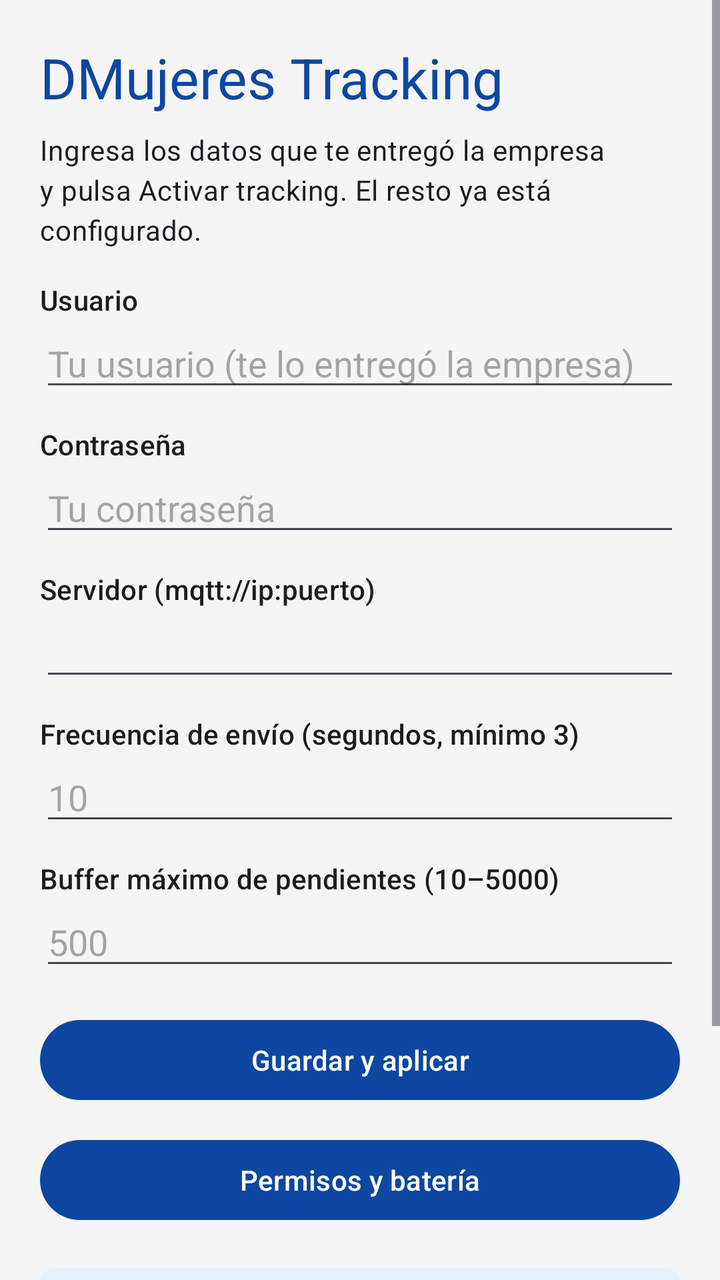
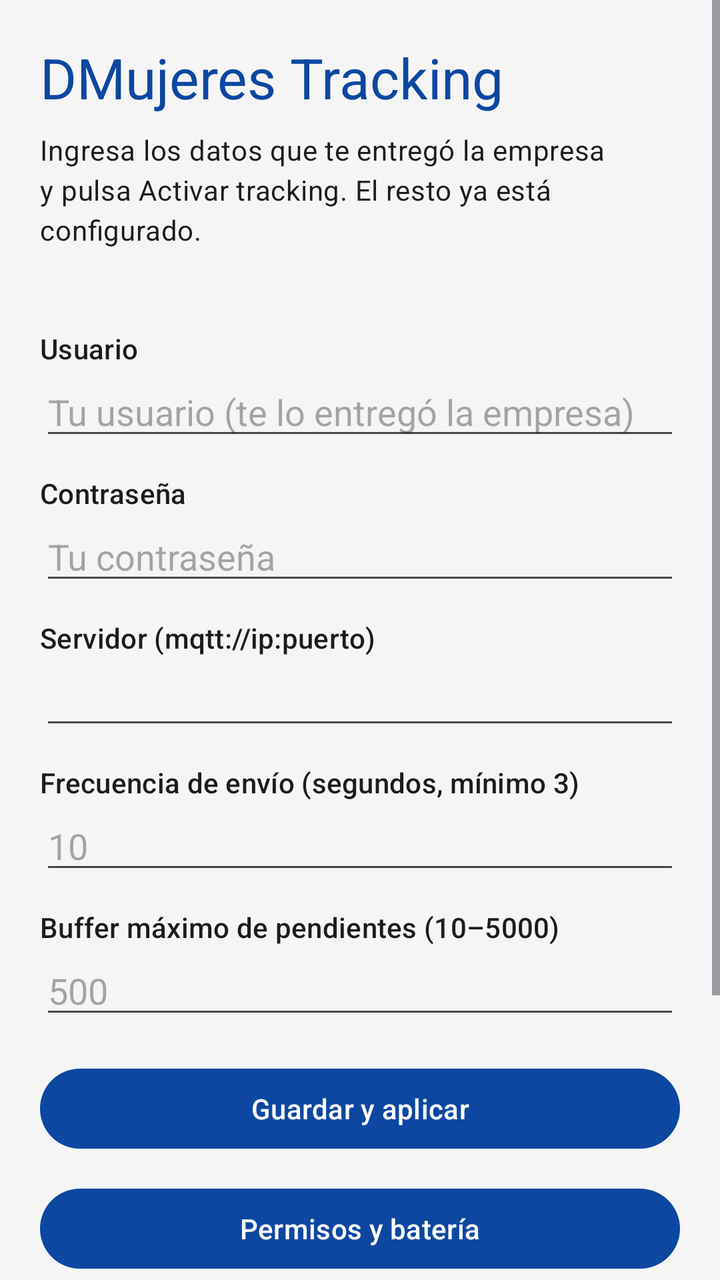

Before-and-after screenshots of an Android layout around one commit, followed by the original layout XML and the change that was made.
<!-- AndroidManifest.xml: application theme Theme.Dmujeres -->
<!-- res/layout/activity_main.xml -->
<?xml version="1.0" encoding="utf-8"?>
<ScrollView xmlns:android="http://schemas.android.com/apk/res/android"
    android:layout_width="match_parent"
    android:layout_height="match_parent"
    android:background="@color/background">

    <LinearLayout
        android:layout_width="match_parent"
        android:layout_height="wrap_content"
        android:orientation="vertical"
        android:padding="20dp">

        <TextView
            android:layout_width="wrap_content"
            android:layout_height="wrap_content"
            android:text="@string/app_name"
            android:textAppearance="@style/TextAppearance.Material3.HeadlineMedium"
            android:textColor="@color/primary"
            android:layout_marginBottom="8dp" />

        <TextView
            android:layout_width="wrap_content"
            android:layout_height="wrap_content"
            android:text="@string/login_body"
            android:textAppearance="@style/TextAppearance.Material3.BodyMedium"
            android:layout_marginBottom="16dp" />

        <TextView
            android:layout_width="wrap_content"
            android:layout_height="wrap_content"
            android:text="@string/username_label"
            android:textAppearance="@style/TextAppearance.Material3.LabelLarge" />

        <EditText
            android:id="@+id/usernameInput"
            android:layout_width="match_parent"
            android:layout_height="wrap_content"
            android:hint="@string/username_hint"
            android:inputType="text"
            android:layout_marginBottom="12dp" />

        <TextView
            android:layout_width="wrap_content"
            android:layout_height="wrap_content"
            android:text="@string/password_label"
            android:textAppearance="@style/TextAppearance.Material3.LabelLarge" />

        <EditText
            android:id="@+id/passwordInput"
            android:layout_width="match_parent"
            android:layout_height="wrap_content"
            android:hint="@string/password_hint"
            android:inputType="textPassword"
            android:layout_marginBottom="12dp" />

        <TextView
            android:layout_width="wrap_content"
            android:layout_height="wrap_content"
            android:text="@string/server_hint"
            android:textAppearance="@style/TextAppearance.Material3.LabelLarge" />

        <EditText
            android:id="@+id/serverInput"
            android:layout_width="match_parent"
            android:layout_height="wrap_content"
            android:inputType="textUri"
            android:layout_marginBottom="12dp" />

        <TextView
            android:layout_width="wrap_content"
            android:layout_height="wrap_content"
            android:text="@string/frequency_label"
            android:textAppearance="@style/TextAppearance.Material3.LabelLarge" />

        <EditText
            android:id="@+id/intervalInput"
            android:layout_width="match_parent"
            android:layout_height="wrap_content"
            android:inputType="number"
            android:hint="10"
            android:layout_marginBottom="12dp" />

        <TextView
            android:layout_width="wrap_content"
            android:layout_height="wrap_content"
            android:text="@string/buffer_label"
            android:textAppearance="@style/TextAppearance.Material3.LabelLarge" />

        <EditText
            android:id="@+id/bufferInput"
            android:layout_width="match_parent"
            android:layout_height="wrap_content"
            android:inputType="number"
            android:hint="500"
            android:layout_marginBottom="16dp" />

        <Button
            android:id="@+id/saveButton"
            android:layout_width="match_parent"
            android:layout_height="wrap_content"
            android:text="@string/save"
            android:layout_marginBottom="12dp" />

        <Button
            android:id="@+id/permissionsButton"
            android:layout_width="match_parent"
            android:layout_height="wrap_content"
            android:text="@string/permissions_button"
            android:layout_marginBottom="20dp" />

        <TextView
            android:id="@+id/stateText"
            android:layout_width="match_parent"
            android:layout_height="wrap_content"
            android:text="@string/tracking_off"
            android:textAppearance="@style/TextAppearance.Material3.TitleMedium"
            android:textColor="@color/primary"
            android:padding="12dp"
            android:background="@drawable/state_background"
            android:layout_marginBottom="12dp" />

        <TextView
            android:id="@+id/pendingText"
            android:layout_width="match_parent"
            android:layout_height="wrap_content"
            android:text=""
            android:textAppearance="@style/TextAppearance.Material3.BodyMedium"
            android:layout_marginBottom="20dp" />

        <Button
            android:id="@+id/toggleButton"
            android:layout_width="match_parent"
            android:layout_height="wrap_content"
            android:text="@string/start" />

    </LinearLayout>
</ScrollView>
<!-- resources referenced by this layout -->
<resources>
  <color name="background">#F5F5F5</color>
  <color name="primary">#0D47A1</color>
  <!-- drawable state_background (drawable) -->
  <?xml version="1.0" encoding="utf-8"?>
  <shape xmlns:android="http://schemas.android.com/apk/res/android" android:shape="rectangle">
      <solid android:color="#E3F2FD" />
      <corners android:radius="8dp" />
  </shape>
  <string name="app_name">DMujeres Tracking</string>
  <string name="buffer_label">Buffer máximo de pendientes (10–5000)</string>
  <string name="frequency_label">Frecuencia de envío (segundos, mínimo 3)</string>
  <string name="login_body">Ingresa los datos que te entregó la empresa y pulsa "Activar tracking". El resto ya está configurado.</string>
  <string name="password_hint">Tu contraseña</string>
  <string name="password_label">Contraseña</string>
  <string name="permissions_button">Permisos y batería</string>
  <string name="save">Guardar y aplicar</string>
  <string name="server_hint">Servidor (mqtt://ip:puerto)</string>
  <string name="start">Activar tracking</string>
  <string name="tracking_off">Tracking desactivado</string>
  <string name="username_hint">Tu usuario (te lo entregó la empresa)</string>
  <string name="username_label">Usuario</string>
  <style name="Theme.Dmujeres" parent="Theme.Material3.Light.NoActionBar">
          <item name="colorPrimary">@color/primary</item>
          <item name="colorPrimaryDark">@color/primary_dark</item>
          <item name="colorAccent">@color/accent</item>
          <item name="android:statusBarColor">@color/primary_dark</item>
      </style>
  <color name="primary_dark">#002171</color>
  <color name="accent">#FFC107</color>
</resources>

<!-- the commit's change to res/layout/activity_main.xml (unified diff, before → after) -->
@@ -24,6 +24,14 @@
             android:text="@string/login_body"
             android:textAppearance="@style/TextAppearance.Material3.BodyMedium"
             android:layout_marginBottom="16dp" />
+
+        <TextView
+            android:id="@+id/versionText"
+            android:layout_width="wrap_content"
+            android:layout_height="wrap_content"
+            android:textAppearance="@style/TextAppearance.Material3.BodySmall"
+            android:textColor="#666666"
+            android:layout_marginBottom="8dp" />
 
         <TextView
             android:layout_width="wrap_content"
